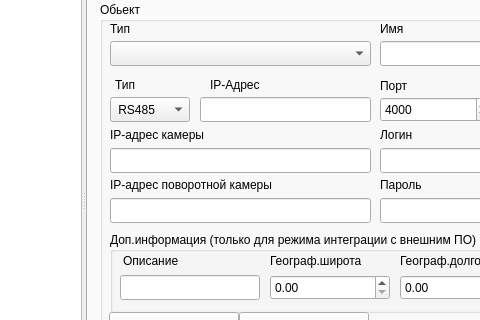
This is m_cfg/MainWindowCFG.ui in xXRadioHeadXx/start7 as Qt 5 draws it before an edit; both pictures show x 191 to 671 and y 90 to 410 of the 886 by 570 pixel window. The edited form follows.
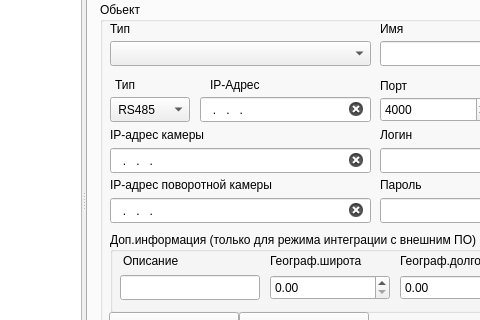
This is the edited form. The open tabs and pages were chosen to show the change. Icons and pictures are not drawn. Custom widgets are drawn as their Qt base class.

```diff
--- a/m_cfg/MainWindowCFG.ui
+++ b/m_cfg/MainWindowCFG.ui
@@ -835,6 +835,12 @@
                 <height>25</height>
                </rect>
               </property>
+              <property name="inputMask">
+               <string>000.000.000.000</string>
+              </property>
+              <property name="clearButtonEnabled">
+               <bool>true</bool>
+              </property>
              </widget>
              <widget class="QLabel" name="label_85">
               <property name="geometry">
@@ -917,6 +923,12 @@
                 <height>25</height>
                </rect>
               </property>
+              <property name="inputMask">
+               <string>000.000.000.000</string>
+              </property>
+              <property name="clearButtonEnabled">
+               <bool>true</bool>
+              </property>
              </widget>
             </widget>
             <widget class="QWidget" name="SSOI_SD_groupbox">
@@ -1969,8 +1981,14 @@
                <height>20</height>
               </size>
              </property>
+             <property name="inputMask">
+              <string>000.000.000.000</string>
+             </property>
              <property name="text">
-              <string/>
+              <string>...</string>
+             </property>
+             <property name="clearButtonEnabled">
+              <bool>true</bool>
              </property>
             </widget>
             <widget class="QLabel" name="label_92">
```
Left out of the diff: 22 changed lines with no effect on the pictures.
